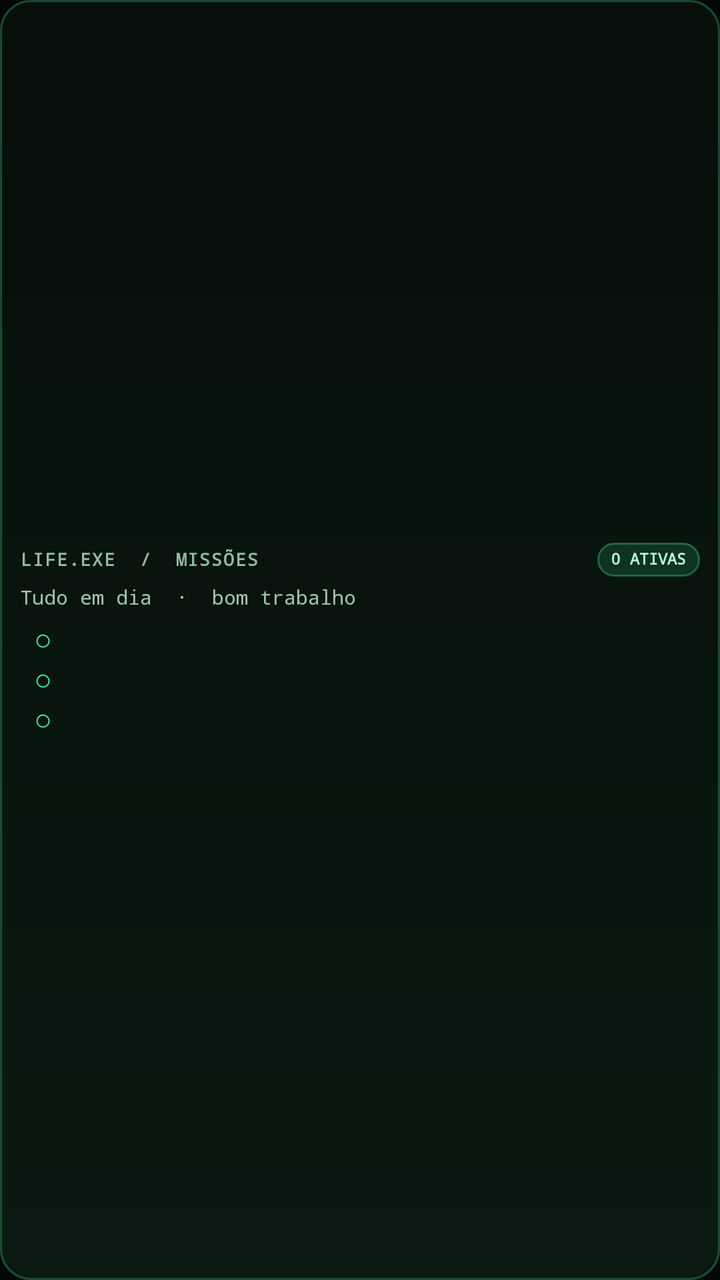
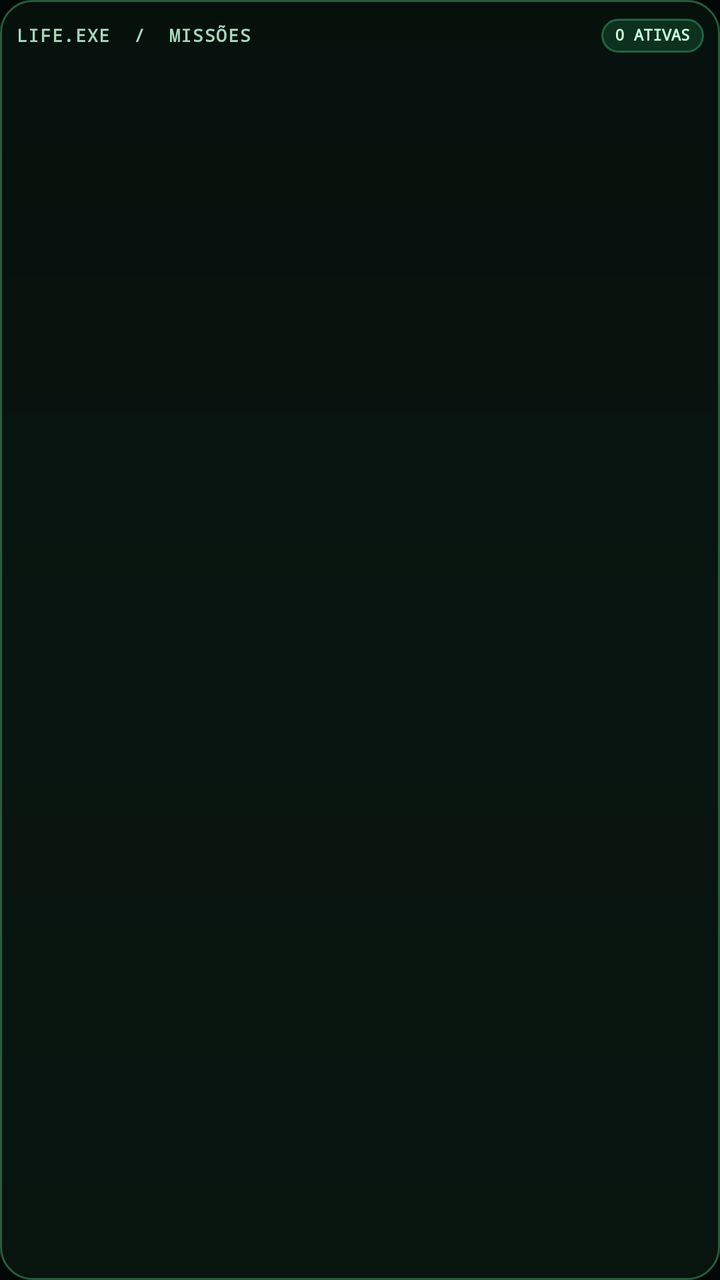

Before-and-after screenshots of an Android layout around one commit, followed by the original layout XML and the change that was made.
<!-- AndroidManifest.xml: application theme AppTheme -->
<!-- res/layout/widget_todo.xml -->
<?xml version="1.0" encoding="utf-8"?>
<LinearLayout xmlns:android="http://schemas.android.com/apk/res/android"
    android:id="@+id/widget_todo_root"
    android:layout_width="match_parent"
    android:layout_height="match_parent"
    android:orientation="vertical"
    android:gravity="center_vertical"
    android:paddingStart="10dp"
    android:paddingEnd="10dp"
    android:paddingTop="6dp"
    android:paddingBottom="6dp"
    android:background="@drawable/widget_income_bg">

    <LinearLayout
        android:layout_width="match_parent"
        android:layout_height="18dp"
        android:orientation="horizontal"
        android:gravity="center_vertical">

        <TextView
            android:layout_width="0dp"
            android:layout_height="wrap_content"
            android:layout_weight="1"
            android:text="LIFE.EXE  /  MISSÕES"
            android:textColor="#91BBA5"
            android:textSize="9sp"
            android:textStyle="bold"
            android:letterSpacing="0.07"
            android:includeFontPadding="false" />

        <TextView
            android:id="@+id/widget_todo_count"
            android:layout_width="wrap_content"
            android:layout_height="17dp"
            android:gravity="center"
            android:paddingStart="7dp"
            android:paddingEnd="7dp"
            android:background="@drawable/widget_badge_bg"
            android:text="0 ATIVAS"
            android:textColor="#B9F5D0"
            android:textSize="8sp"
            android:textStyle="bold"
            android:includeFontPadding="false" />
    </LinearLayout>

    <TextView
        android:id="@+id/widget_todo_empty"
        android:layout_width="match_parent"
        android:layout_height="20dp"
        android:gravity="center_vertical"
        android:text="Tudo em dia  ·  bom trabalho"
        android:textColor="#A0C7B0"
        android:textSize="10sp"
        android:includeFontPadding="false" />

    <LinearLayout
        android:layout_width="match_parent"
        android:layout_height="20dp"
        android:orientation="horizontal"
        android:gravity="center_vertical"
        android:id="@+id/todo_row_1">
        <TextView
            android:id="@+id/todo_check_1"
            android:layout_width="23dp"
            android:layout_height="20dp"
            android:gravity="center"
            android:text="○"
            android:textColor="#45E89A"
            android:textSize="15sp"
            android:includeFontPadding="false" />
        <TextView
            android:id="@+id/todo_line_1"
            android:layout_width="0dp"
            android:layout_height="wrap_content"
            android:layout_weight="1"
            android:maxLines="1"
            android:ellipsize="end"
            android:textColor="#E0F7E9"
            android:textSize="10sp"
            android:includeFontPadding="false" />
    </LinearLayout>

    <LinearLayout
        android:layout_width="match_parent"
        android:layout_height="20dp"
        android:orientation="horizontal"
        android:gravity="center_vertical"
        android:id="@+id/todo_row_2">
        <TextView
            android:id="@+id/todo_check_2"
            android:layout_width="23dp"
            android:layout_height="20dp"
            android:gravity="center"
            android:text="○"
            android:textColor="#45E89A"
            android:textSize="15sp"
            android:includeFontPadding="false" />
        <TextView
            android:id="@+id/todo_line_2"
            android:layout_width="0dp"
            android:layout_height="wrap_content"
            android:layout_weight="1"
            android:maxLines="1"
            android:ellipsize="end"
            android:textColor="#E0F7E9"
            android:textSize="10sp"
            android:includeFontPadding="false" />
    </LinearLayout>

    <LinearLayout
        android:layout_width="match_parent"
        android:layout_height="20dp"
        android:orientation="horizontal"
        android:gravity="center_vertical"
        android:id="@+id/todo_row_3">
        <TextView
            android:id="@+id/todo_check_3"
            android:layout_width="23dp"
            android:layout_height="20dp"
            android:gravity="center"
            android:text="○"
            android:textColor="#45E89A"
            android:textSize="15sp"
            android:includeFontPadding="false" />
        <TextView
            android:id="@+id/todo_line_3"
            android:layout_width="0dp"
            android:layout_height="wrap_content"
            android:layout_weight="1"
            android:maxLines="1"
            android:ellipsize="end"
            android:textColor="#E0F7E9"
            android:textSize="10sp"
            android:includeFontPadding="false" />
    </LinearLayout>
</LinearLayout>
<!-- resources referenced by this layout -->
<resources>
  <!-- drawable widget_badge_bg (drawable) -->
  <?xml version="1.0" encoding="utf-8"?>
  <shape xmlns:android="http://schemas.android.com/apk/res/android" android:shape="rectangle">
      <solid android:color="#3026B86C" />
      <corners android:radius="8dp" />
      <stroke android:width="1dp" android:color="#6645C985" />
  </shape>
  <!-- drawable widget_income_bg (drawable) -->
  <?xml version="1.0" encoding="utf-8"?>
  <shape xmlns:android="http://schemas.android.com/apk/res/android" android:shape="rectangle">
      <gradient
          android:angle="90"
          android:startColor="#D90B1B13"
          android:centerColor="#D608160F"
          android:endColor="#E606100B" />
      <corners android:radius="15dp" />
      <stroke android:width="1dp" android:color="#5545C985" />
  </shape>
  <style name="AppTheme" parent="android:style/Theme.Material.NoActionBar">
          <item name="android:fontFamily">monospace</item>
          <item name="android:colorAccent">#00FF88</item>
          <item name="android:statusBarColor">#020805</item>
          <item name="android:navigationBarColor">#020805</item>
          <item name="android:windowLightStatusBar">false</item>
          <item name="android:windowLightNavigationBar">false</item>
          <item name="android:windowActionModeOverlay">true</item>
          <item name="android:windowBackground">#020805</item>
      </style>
</resources>

<!-- the commit's change to res/layout/widget_todo.xml (unified diff, before → after) -->
@@ -4,16 +4,16 @@
     android:layout_width="match_parent"
     android:layout_height="match_parent"
     android:orientation="vertical"
-    android:gravity="center_vertical"
-    android:paddingStart="10dp"
-    android:paddingEnd="10dp"
-    android:paddingTop="6dp"
-    android:paddingBottom="6dp"
+    android:gravity="top"
+    android:paddingStart="8dp"
+    android:paddingEnd="8dp"
+    android:paddingTop="7dp"
+    android:paddingBottom="7dp"
     android:background="@drawable/widget_income_bg">
 
     <LinearLayout
         android:layout_width="match_parent"
-        android:layout_height="18dp"
+        android:layout_height="22dp"
         android:orientation="horizontal"
         android:gravity="center_vertical">
 
@@ -22,10 +22,10 @@
             android:layout_height="wrap_content"
             android:layout_weight="1"
             android:text="LIFE.EXE  /  MISSÕES"
-            android:textColor="#91BBA5"
+            android:textColor="#A7D8BC"
             android:textSize="9sp"
             android:textStyle="bold"
-            android:letterSpacing="0.07"
+            android:letterSpacing="0.06"
             android:includeFontPadding="false" />
 
         <TextView
@@ -37,100 +37,167 @@
             android:paddingEnd="7dp"
             android:background="@drawable/widget_badge_bg"
             android:text="0 ATIVAS"
-            android:textColor="#B9F5D0"
+            android:textColor="#C7FFDA"
             android:textSize="8sp"
             android:textStyle="bold"
             android:includeFontPadding="false" />
     </LinearLayout>
 
+    <LinearLayout
+        android:id="@+id/todo_row_1"
+        android:layout_width="match_parent"
+        android:layout_height="0dp"
+        android:layout_weight="1"
+        android:minHeight="30dp"
+        android:layout_marginTop="3dp"
+        android:orientation="horizontal"
+        android:gravity="center_vertical"
+        android:paddingStart="7dp"
+        android:paddingEnd="7dp"
+        android:background="@drawable/widget_row_bg"
+        android:visibility="gone">
+        <TextView android:id="@+id/todo_check_1" android:layout_width="29dp" android:layout_height="match_parent" android:gravity="center" android:text="○" android:textColor="#55F0A1" android:textSize="17sp" android:includeFontPadding="false" />
+        <LinearLayout android:layout_width="0dp" android:layout_height="wrap_content" android:layout_weight="1" android:orientation="vertical" android:gravity="center_vertical">
+            <TextView android:id="@+id/todo_line_1" android:layout_width="match_parent" android:layout_height="wrap_content" android:maxLines="2" android:ellipsize="end" android:textColor="#E7FFF0" android:textSize="11sp" android:textStyle="bold" android:includeFontPadding="false" />
+            <TextView android:id="@+id/todo_meta_1" android:layout_width="match_parent" android:layout_height="wrap_content" android:layout_marginTop="2dp" android:maxLines="1" android:ellipsize="end" android:textColor="#8EBDA0" android:textSize="8sp" android:includeFontPadding="false" />
+        </LinearLayout>
+    </LinearLayout>
+
+    <LinearLayout
+        android:id="@+id/todo_row_2"
+        android:layout_width="match_parent"
+        android:layout_height="0dp"
+        android:layout_weight="1"
+        android:minHeight="30dp"
+        android:layout_marginTop="3dp"
+        android:orientation="horizontal"
+        android:gravity="center_vertical"
+        android:paddingStart="7dp"
+        android:paddingEnd="7dp"
+        android:background="@drawable/widget_row_bg"
+        android:visibility="gone">
+        <TextView android:id="@+id/todo_check_2" android:layout_width="29dp" android:layout_height="match_parent" android:gravity="center" android:text="○" android:textColor="#55F0A1" android:textSize="17sp" android:includeFontPadding="false" />
+        <LinearLayout android:layout_width="0dp" android:layout_height="wrap_content" android:layout_weight="1" android:orientation="vertical" android:gravity="center_vertical">
+            <TextView android:id="@+id/todo_line_2" android:layout_width="match_parent" android:layout_height="wrap_content" android:maxLines="2" android:ellipsize="end" android:textColor="#E7FFF0" android:textSize="11sp" android:textStyle="bold" android:includeFontPadding="false" />
+            <TextView android:id="@+id/todo_meta_2" android:layout_width="match_parent" android:layout_height="wrap_content" android:layout_marginTop="2dp" android:maxLines="1" android:ellipsize="end" android:textColor="#8EBDA0" android:textSize="8sp" android:includeFontPadding="false" />
+        </LinearLayout>
+    </LinearLayout>
+
+    <LinearLayout
+        android:id="@+id/todo_row_3"
+        android:layout_width="match_parent"
+        android:layout_height="0dp"
+        android:layout_weight="1"
+        android:minHeight="30dp"
+        android:layout_marginTop="3dp"
+        android:orientation="horizontal"
+        android:gravity="center_vertical"
+        android:paddingStart="7dp"
+        android:paddingEnd="7dp"
+        android:background="@drawable/widget_row_bg"
+        android:visibility="gone">
+        <TextView android:id="@+id/todo_check_3" android:layout_width="29dp" android:layout_height="match_parent" android:gravity="center" android:text="○" android:textColor="#55F0A1" android:textSize="17sp" android:includeFontPadding="false" />
+        <LinearLayout android:layout_width="0dp" android:layout_height="wrap_content" android:layout_weight="1" android:orientation="vertical" android:gravity="center_vertical">
+            <TextView android:id="@+id/todo_line_3" android:layout_width="match_parent" android:layout_height="wrap_content" android:maxLines="2" android:ellipsize="end" android:textColor="#E7FFF0" android:textSize="11sp" android:textStyle="bold" android:includeFontPadding="false" />
+            <TextView android:id="@+id/todo_meta_3" android:layout_width="match_parent" android:layout_height="wrap_content" android:layout_marginTop="2dp" android:maxLines="1" android:ellipsize="end" android:textColor="#8EBDA0" android:textSize="8sp" android:includeFontPadding="false" />
+        </LinearLayout>
+    </LinearLayout>
+
+    <LinearLayout
+        android:id="@+id/todo_row_4"
+        android:layout_width="match_parent"
+        android:layout_height="0dp"
+        android:layout_weight="1"
+        android:minHeight="30dp"
+        android:layout_marginTop="3dp"
+        android:orientation="horizontal"
+        android:gravity="center_vertical"
+        android:paddingStart="7dp"
+        android:paddingEnd="7dp"
+        android:background="@drawable/widget_row_bg"
+        android:visibility="gone">
+        <TextView android:id="@+id/todo_check_4" android:layout_width="29dp" android:layout_height="match_parent" android:gravity="center" android:text="○" android:textColor="#55F0A1" android:textSize="17sp" android:includeFontPadding="false" />
+        <LinearLayout android:layout_width="0dp" android:layout_height="wrap_content" android:layout_weight="1" android:orientation="vertical" android:gravity="center_vertical">
+            <TextView android:id="@+id/todo_line_4" android:layout_width="match_parent" android:layout_height="wrap_content" android:maxLines="2" android:ellipsize="end" android:textColor="#E7FFF0" android:textSize="11sp" android:textStyle="bold" android:includeFontPadding="false" />
+            <TextView android:id="@+id/todo_meta_4" android:layout_width="match_parent" android:layout_height="wrap_content" android:layout_marginTop="2dp" android:maxLines="1" android:ellipsize="end" android:textColor="#8EBDA0" android:textSize="8sp" android:includeFontPadding="false" />
+        </LinearLayout>
+    </LinearLayout>
+
+    <LinearLayout
+        android:id="@+id/todo_row_5"
+        android:layout_width="match_parent"
+        android:layout_height="0dp"
+        android:layout_weight="1"
+        android:minHeight="30dp"
+        android:layout_marginTop="3dp"
+        android:orientation="horizontal"
+        android:gravity="center_vertical"
+        android:paddingStart="7dp"
+        android:paddingEnd="7dp"
+        android:background="@drawable/widget_row_bg"
+        android:visibility="gone">
+        <TextView android:id="@+id/todo_check_5" android:layout_width="29dp" android:layout_height="match_parent" android:gravity="center" android:text="○" android:textColor="#55F0A1" android:textSize="17sp" android:includeFontPadding="false" />
+        <LinearLayout android:layout_width="0dp" android:layout_height="wrap_content" android:layout_weight="1" android:orientation="vertical" android:gravity="center_vertical">
+            <TextView android:id="@+id/todo_line_5" android:layout_width="match_parent" android:layout_height="wrap_content" android:maxLines="2" android:ellipsize="end" android:textColor="#E7FFF0" android:textSize="11sp" android:textStyle="bold" android:includeFontPadding="false" />
+            <TextView android:id="@+id/todo_meta_5" android:layout_width="match_parent" android:layout_height="wrap_content" android:layout_marginTop="2dp" android:maxLines="1" android:ellipsize="end" android:textColor="#8EBDA0" android:textSize="8sp" android:includeFontPadding="false" />
+        </LinearLayout>
+    </LinearLayout>
+
+    <LinearLayout
+        android:id="@+id/todo_row_6"
+        android:layout_width="match_parent"
+        android:layout_height="0dp"
+        android:layout_weight="1"
+        android:minHeight="30dp"
+        android:layout_marginTop="3dp"
+        android:orientation="horizontal"
+        android:gravity="center_vertical"
+        android:paddingStart="7dp"
+        android:paddingEnd="7dp"
+        android:background="@drawable/widget_row_bg"
+        android:visibility="gone">
+        <TextView android:id="@+id/todo_check_6" android:layout_width="29dp" android:layout_height="match_parent" android:gravity="center" android:text="○" android:textColor="#55F0A1" android:textSize="17sp" android:includeFontPadding="false" />
+        <LinearLayout android:layout_width="0dp" android:layout_height="wrap_content" android:layout_weight="1" android:orientation="vertical" android:gravity="center_vertical">
+            <TextView android:id="@+id/todo_line_6" android:layout_width="match_parent" android:layout_height="wrap_content" android:maxLines="2" android:ellipsize="end" android:textColor="#E7FFF0" android:textSize="11sp" android:textStyle="bold" android:includeFontPadding="false" />
+            <TextView android:id="@+id/todo_meta_6" android:layout_width="match_parent" android:layout_height="wrap_content" android:layout_marginTop="2dp" android:maxLines="1" android:ellipsize="end" android:textColor="#8EBDA0" android:textSize="8sp" android:includeFontPadding="false" />
+        </LinearLayout>
+    </LinearLayout>
+
+    <LinearLayout
+        android:id="@+id/widget_todo_empty"
+        android:layout_width="match_parent"
+        android:layout_height="0dp"
+        android:layout_weight="1"
+        android:layout_marginTop="4dp"
+        android:orientation="vertical"
+        android:gravity="center"
+        android:background="@drawable/widget_row_bg"
+        android:visibility="gone">
+        <TextView
+            android:layout_width="wrap_content"
+            android:layout_height="wrap_content"
+            android:text="✓  TUDO EM DIA"
+            android:textColor="#C7FFDA"
+            android:textSize="12sp"
+            android:textStyle="bold"
+            android:includeFontPadding="false" />
+        <TextView
+            android:layout_width="wrap_content"
+            android:layout_height="wrap_content"
+            android:layout_marginTop="4dp"
+            android:text="Nenhuma missão pendente"
+            android:textColor="#8EBDA0"
+            android:textSize="9sp"
+            android:includeFontPadding="false" />
+    </LinearLayout>
+
     <TextView
-        android:id="@+id/widget_todo_empty"
-        android:layout_width="match_parent"
-        android:layout_height="20dp"
-        android:gravity="center_vertical"
-        android:text="Tudo em dia  ·  bom trabalho"
-        android:textColor="#A0C7B0"
-        android:textSize="10sp"
-        android:includeFontPadding="false" />
-
-    <LinearLayout
-        android:layout_width="match_parent"
-        android:layout_height="20dp"
-        android:orientation="horizontal"
-        android:gravity="center_vertical"
-        android:id="@+id/todo_row_1">
-        <TextView
-            android:id="@+id/todo_check_1"
-            android:layout_width="23dp"
-            android:layout_height="20dp"
-            android:gravity="center"
-            android:text="○"
-            android:textColor="#45E89A"
-            android:textSize="15sp"
-            android:includeFontPadding="false" />
-        <TextView
-            android:id="@+id/todo_line_1"
-            android:layout_width="0dp"
-            android:layout_height="wrap_content"
-            android:layout_weight="1"
-            android:maxLines="1"
-            android:ellipsize="end"
-            android:textColor="#E0F7E9"
-            android:textSize="10sp"
-            android:includeFontPadding="false" />
-    </LinearLayout>
-
-    <LinearLayout
-        android:layout_width="match_parent"
-        android:layout_height="20dp"
-        android:orientation="horizontal"
-        android:gravity="center_vertical"
-        android:id="@+id/todo_row_2">
-        <TextView
-            android:id="@+id/todo_check_2"
-            android:layout_width="23dp"
-            android:layout_height="20dp"
-            android:gravity="center"
-            android:text="○"
-            android:textColor="#45E89A"
-            android:textSize="15sp"
-            android:includeFontPadding="false" />
-        <TextView
-            android:id="@+id/todo_line_2"
-            android:layout_width="0dp"
-            android:layout_height="wrap_content"
-            android:layout_weight="1"
-            android:maxLines="1"
-            android:ellipsize="end"
-            android:textColor="#E0F7E9"
-            android:textSize="10sp"
-            android:includeFontPadding="false" />
-    </LinearLayout>
-
-    <LinearLayout
-        android:layout_width="match_parent"
-        android:layout_height="20dp"
-        android:orientation="horizontal"
-        android:gravity="center_vertical"
-        android:id="@+id/todo_row_3">
-        <TextView
-            android:id="@+id/todo_check_3"
-            android:layout_width="23dp"
-            android:layout_height="20dp"
-            android:gravity="center"
-            android:text="○"
-            android:textColor="#45E89A"
-            android:textSize="15sp"
-            android:includeFontPadding="false" />
-        <TextView
-            android:id="@+id/todo_line_3"
-            android:layout_width="0dp"
-            android:layout_height="wrap_content"
-            android:layout_weight="1"
-            android:maxLines="1"
-            android:ellipsize="end"
-            android:textColor="#E0F7E9"
-            android:textSize="10sp"
-            android:includeFontPadding="false" />
-    </LinearLayout>
+        android:id="@+id/widget_todo_overflow"
+        android:layout_width="match_parent"
+        android:layout_height="wrap_content"
+        android:layout_marginTop="3dp"
+        android:textColor="#8EBDA0"
+        android:textSize="8sp"
+        android:includeFontPadding="false"
+        android:visibility="gone" />
 </LinearLayout>
<!-- resource entries referenced after the edit -->
@@ -12,11 +12,18 @@
   <shape xmlns:android="http://schemas.android.com/apk/res/android" android:shape="rectangle">
       <gradient
           android:angle="90"
-          android:startColor="#D90B1B13"
-          android:centerColor="#D608160F"
-          android:endColor="#E606100B" />
-      <corners android:radius="15dp" />
-      <stroke android:width="1dp" android:color="#5545C985" />
+          android:startColor="#B80A1711"
+          android:centerColor="#C40A1912"
+          android:endColor="#CC07120D" />
+      <corners android:radius="16dp" />
+      <stroke android:width="1dp" android:color="#665AD18E" />
+  </shape>
+  <!-- drawable widget_row_bg (drawable) -->
+  <?xml version="1.0" encoding="utf-8"?>
+  <shape xmlns:android="http://schemas.android.com/apk/res/android" android:shape="rectangle">
+      <solid android:color="#38102A1D" />
+      <corners android:radius="9dp" />
+      <stroke android:width="1dp" android:color="#3D58A77A" />
   </shape>
   <style name="AppTheme" parent="android:style/Theme.Material.NoActionBar">
           <item name="android:fontFamily">monospace</item>
